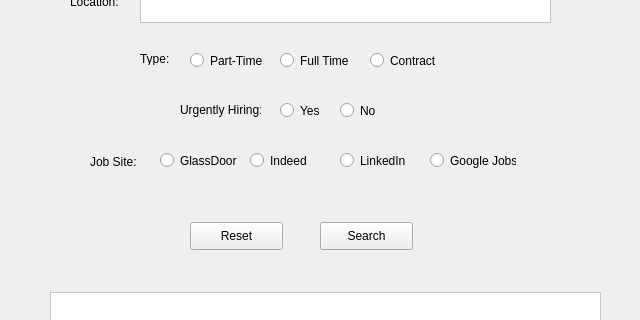
Before: the Qt Designer form view.ui in nhzl/CSCI1620-FinalProject, drawn with Qt 5; both pictures show x 0 to 640 and y 98 to 418 of the 640 by 860 pixel window.
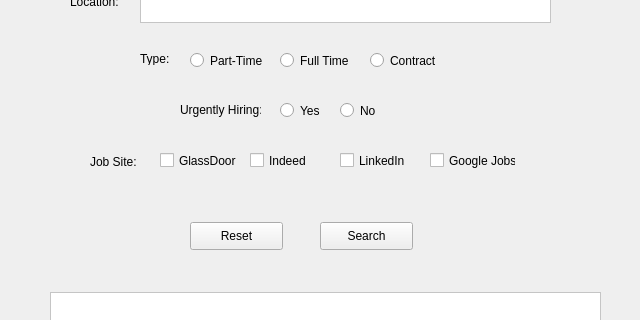
After: the same form once the commit is applied.

```diff
--- a/view.ui
+++ b/view.ui
@@ -66,7 +66,7 @@
      <string>Contract</string>
     </property>
    </widget>
-   <widget class="QRadioButton" name="siteGlassdoor">
+   <widget class="QCheckBox" name="siteGlassdoor">
     <property name="geometry">
      <rect>
       <x>160</x>
@@ -92,7 +92,7 @@
      <string notr="true">background-color:rgb(255, 255, 255)</string>
     </property>
    </widget>
-   <widget class="QRadioButton" name="siteGoogle">
+   <widget class="QCheckBox" name="siteGoogle">
     <property name="geometry">
      <rect>
       <x>430</x>
@@ -183,7 +183,7 @@
      <string notr="true">background-color:rgb(255, 255, 255)</string>
     </property>
    </widget>
-   <widget class="QRadioButton" name="siteLinkedin">
+   <widget class="QCheckBox" name="siteLinkedin">
     <property name="geometry">
      <rect>
       <x>340</x>
@@ -235,7 +235,7 @@
      <string>Search for:</string>
     </property>
    </widget>
-   <widget class="QRadioButton" name="siteIndeed">
+   <widget class="QCheckBox" name="siteIndeed">
     <property name="geometry">
      <rect>
       <x>250</x>
```
